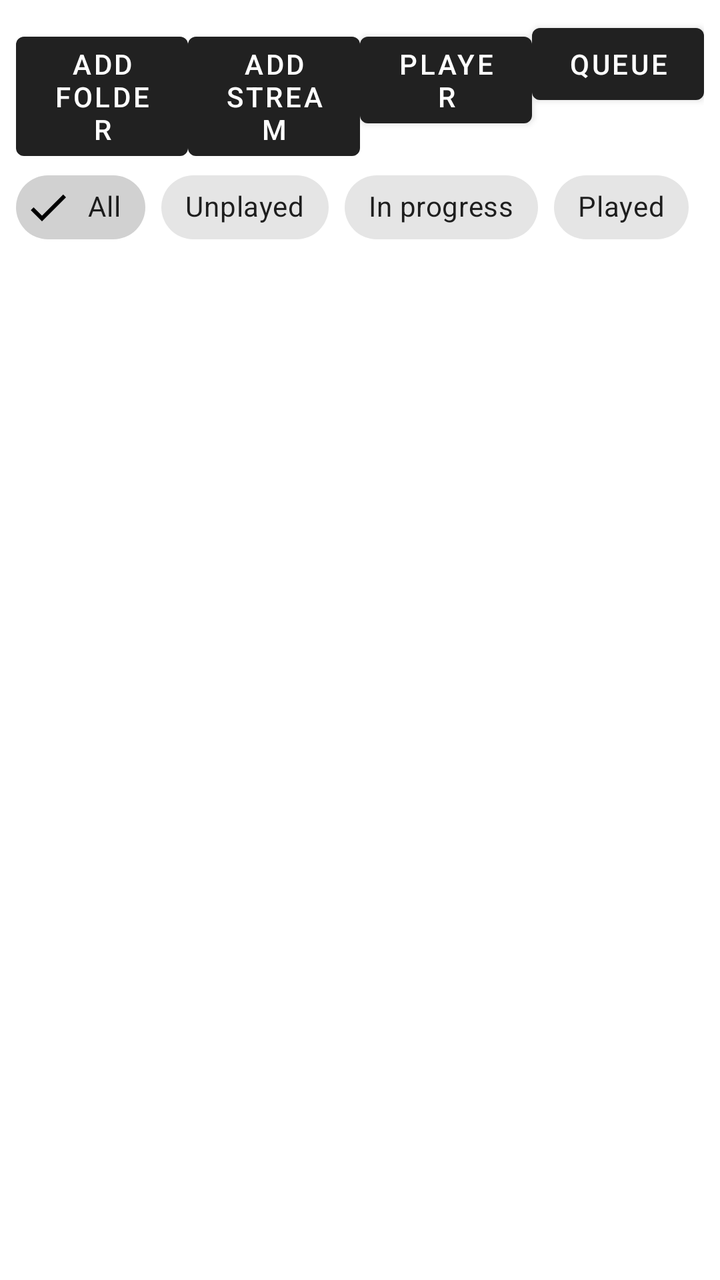
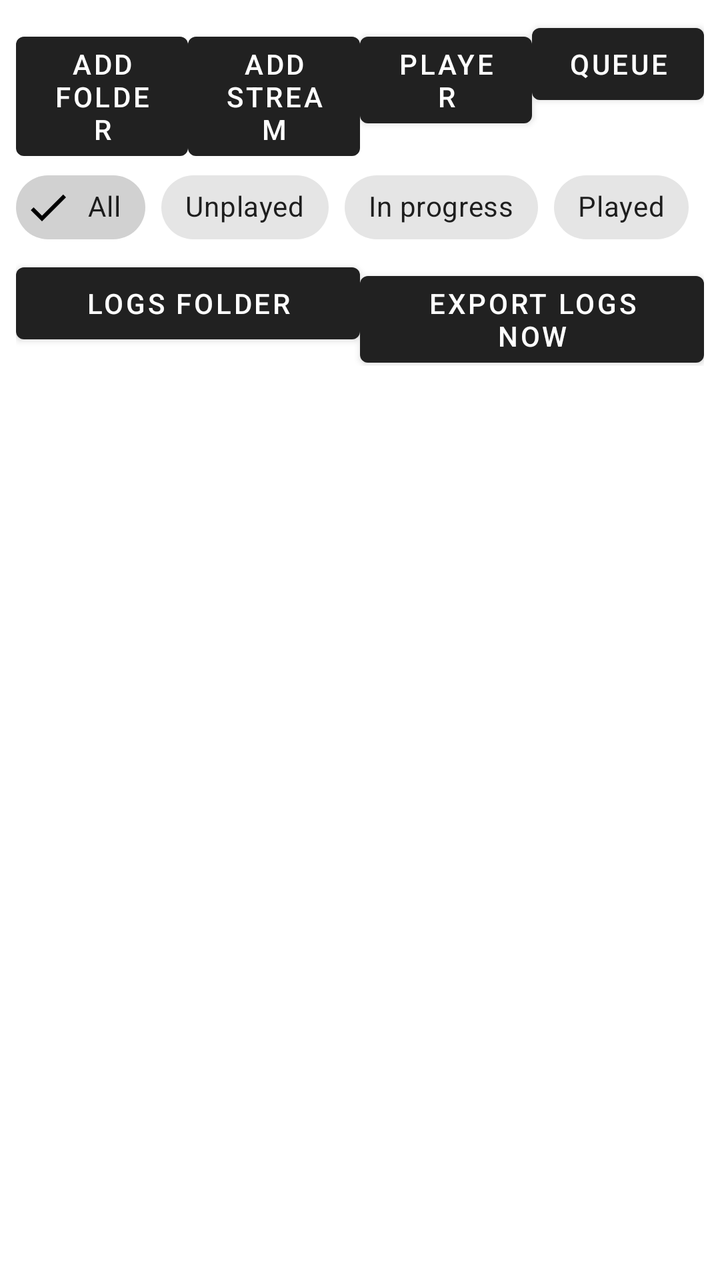

Before-and-after screenshots of an Android layout around one commit, followed by the original layout XML and the change that was made.
<!-- AndroidManifest.xml: application theme Theme.YtPlayer -->
<!-- res/layout/activity_main.xml -->
<?xml version="1.0" encoding="utf-8"?>
<LinearLayout xmlns:android="http://schemas.android.com/apk/res/android"
    android:layout_width="match_parent"
    android:layout_height="match_parent"
    android:orientation="vertical"
    android:padding="8dp">

    <LinearLayout
        android:layout_width="match_parent"
        android:layout_height="wrap_content"
        android:orientation="horizontal">

        <Button
            android:id="@+id/btnAddFolder"
            android:layout_width="0dp"
            android:layout_height="wrap_content"
            android:layout_weight="1"
            android:text="Add folder" />

        <Button
            android:id="@+id/btnAddStream"
            android:layout_width="0dp"
            android:layout_height="wrap_content"
            android:layout_weight="1"
            android:text="Add stream" />

        <Button
            android:id="@+id/btnPlayer"
            android:layout_width="0dp"
            android:layout_height="wrap_content"
            android:layout_weight="1"
            android:text="Player" />

        <Button
            android:id="@+id/btnQueue"
            android:layout_width="0dp"
            android:layout_height="wrap_content"
            android:layout_weight="1"
            android:text="Queue" />
    </LinearLayout>

    <com.google.android.material.chip.ChipGroup
        android:id="@+id/filterChips"
        android:layout_width="match_parent"
        android:layout_height="wrap_content"
        app:singleSelection="true"
        xmlns:app="http://schemas.android.com/apk/res-auto">

        <com.google.android.material.chip.Chip
            android:id="@+id/chipAll"
            style="@style/Widget.MaterialComponents.Chip.Filter"
            android:layout_width="wrap_content"
            android:layout_height="wrap_content"
            android:checked="true"
            android:text="All" />

        <com.google.android.material.chip.Chip
            android:id="@+id/chipUnplayed"
            style="@style/Widget.MaterialComponents.Chip.Filter"
            android:layout_width="wrap_content"
            android:layout_height="wrap_content"
            android:text="Unplayed" />

        <com.google.android.material.chip.Chip
            android:id="@+id/chipPlaying"
            style="@style/Widget.MaterialComponents.Chip.Filter"
            android:layout_width="wrap_content"
            android:layout_height="wrap_content"
            android:text="In progress" />

        <com.google.android.material.chip.Chip
            android:id="@+id/chipPlayed"
            style="@style/Widget.MaterialComponents.Chip.Filter"
            android:layout_width="wrap_content"
            android:layout_height="wrap_content"
            android:text="Played" />
    </com.google.android.material.chip.ChipGroup>

    <Button
        android:id="@+id/btnDeleteSelected"
        android:layout_width="match_parent"
        android:layout_height="wrap_content"
        android:text="Delete selected"
        android:visibility="gone" />

    <androidx.recyclerview.widget.RecyclerView
        android:id="@+id/videoList"
        android:layout_width="match_parent"
        android:layout_height="0dp"
        android:layout_weight="1" />
</LinearLayout>
<!-- resources referenced by this layout -->
<resources>
  <style name="Theme.YtPlayer" parent="Theme.MaterialComponents.DayNight.DarkActionBar" />
</resources>

<!-- the commit's change to res/layout/activity_main.xml (unified diff, before → after) -->
@@ -83,6 +83,35 @@
         android:text="Delete selected"
         android:visibility="gone" />
 
+    <LinearLayout
+        android:layout_width="match_parent"
+        android:layout_height="wrap_content"
+        android:orientation="horizontal">
+
+        <Button
+            android:id="@+id/btnLogsFolder"
+            android:layout_width="0dp"
+            android:layout_height="wrap_content"
+            android:layout_weight="1"
+            android:text="Logs folder" />
+
+        <Button
+            android:id="@+id/btnExportLogs"
+            android:layout_width="0dp"
+            android:layout_height="wrap_content"
+            android:layout_weight="1"
+            android:text="Export logs now" />
+    </LinearLayout>
+
+    <TextView
+        android:id="@+id/diagText"
+        android:layout_width="match_parent"
+        android:layout_height="wrap_content"
+        android:fontFamily="monospace"
+        android:padding="4dp"
+        android:textSize="11sp"
+        android:visibility="gone" />
+
     <androidx.recyclerview.widget.RecyclerView
         android:id="@+id/videoList"
         android:layout_width="match_parent"
